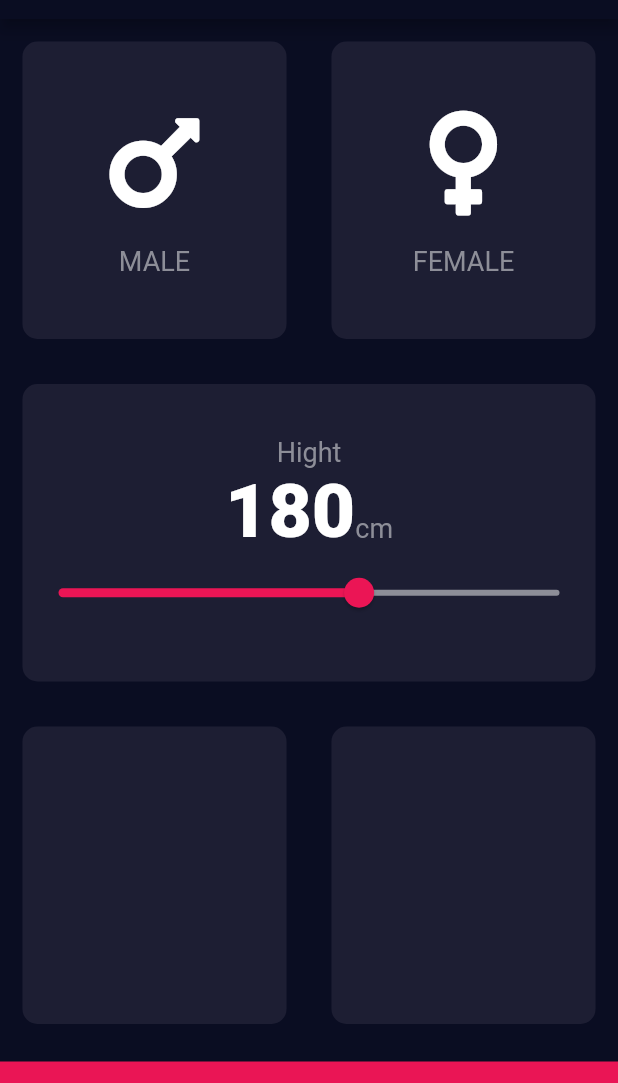
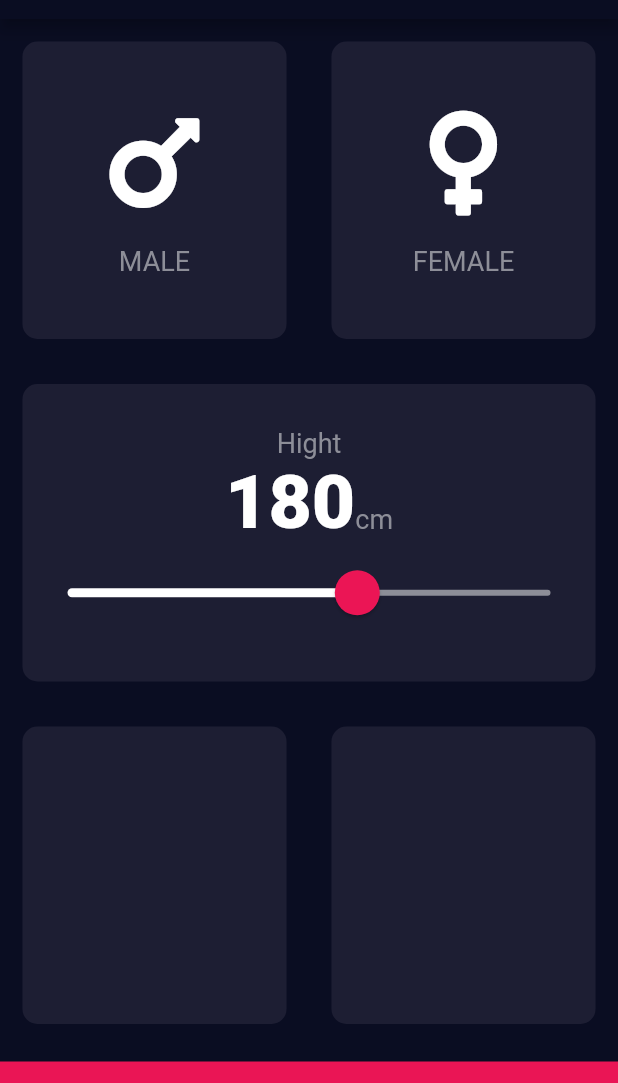
Before and after one commit to HasanQattam/BMI-Calculator-, a Flutter app: the screen it shows after launch, on a phone screen of 412 x 824 dp, the part 65-1148 px from its top. Run offline on Flutter 3.47's test engine with Material 2 defaults, Android fonts, the phone set to English and light mode, and no system bars; our stand-ins replace font_awesome_flutter.

Commit message:
sliderEffect

```diff
--- a/bmiflutter/lib/InputPage.dart
+++ b/bmiflutter/lib/InputPage.dart
@@ -88,7 +88,18 @@ class _InputPageState extends State<InputPage> {
                       ),
                     ],
                   ),
-                  Slider(
+                  SliderTheme(
+                    data: SliderTheme.of(context).copyWith(
+                      inactiveTrackColor: Color(0xfff8d8e98),
+                      activeTrackColor: Colors.white,
+                      thumbColor: Color(0xffeb1555),
+                      overlayColor: Color(0x29eb1555),
+                      thumbShape:
+                          RoundSliderThumbShape(enabledThumbRadius: 15.0),
+                      overlayShape:
+                          RoundSliderOverlayShape(overlayRadius: 30.0),
+                    ),
+                    child: Slider(
                       value: hight.toDouble(),
                       onChanged: (double newValue) {
                         setState(() {
@@ -97,8 +108,7 @@ class _InputPageState extends State<InputPage> {
                       },
                       min: 120.0,
                       max: 220,
-                    activeColor: Color(0xFFEB1555),
-                    inactiveColor: Color(0xfff8d8e98),
+                    ),
                   ),
                 ],
               ),
```
Lines whose indentation alone changed are shown as unchanged.
